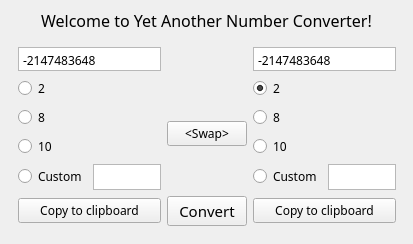
Qt form laba1/mainwindow.ui (k3rnel1x/qt_op_labs_bmstu) before a commit.
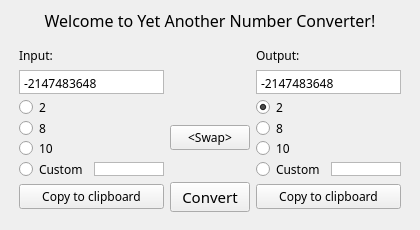
The same form after that commit.

Commit message: start doing error system

What changed in the file:
```diff
--- a/laba1/mainwindow.ui
+++ b/laba1/mainwindow.ui
@@ -6,14 +6,14 @@
    <rect>
     <x>0</x>
     <y>0</y>
-    <width>413</width>
-    <height>233</height>
+    <width>420</width>
+    <height>230</height>
    </rect>
   </property>
   <property name="minimumSize">
    <size>
-    <width>350</width>
-    <height>0</height>
+    <width>420</width>
+    <height>230</height>
    </size>
   </property>
   <property name="windowTitle">
@@ -69,7 +69,20 @@
     <item row="2" column="2">
      <widget class="QWidget" name="gridWidget" native="true">
       <layout class="QGridLayout" name="gridLayout">
-       <item row="0" column="0">
+       <item row="3" column="2">
+        <widget class="QPushButton" name="CopyToClipboardRightButton">
+         <property name="font">
+          <font>
+           <family>Terminus</family>
+           <pointsize>9</pointsize>
+          </font>
+         </property>
+         <property name="text">
+          <string>Copy to clipboard</string>
+         </property>
+        </widget>
+       </item>
+       <item row="1" column="0">
         <widget class="QTextEdit" name="inputNumberTextField">
          <property name="maximumSize">
           <size>
@@ -103,45 +116,37 @@
          </property>
         </widget>
        </item>
-       <item row="0" column="2">
-        <widget class="QTextEdit" name="outputNumberTextField">
-         <property name="maximumSize">
-          <size>
-           <width>150</width>
-           <height>24</height>
-          </size>
-         </property>
+       <item row="3" column="1">
+        <widget class="QPushButton" name="convertButton">
          <property name="font">
           <font>
            <family>Terminus</family>
-           <bold>false</bold>
+           <pointsize>11</pointsize>
           </font>
          </property>
-         <property name="cursor" stdset="0">
-          <cursorShape>IBeamCursor</cursorShape>
+         <property name="text">
+          <string>Convert</string>
          </property>
-         <property name="verticalScrollBarPolicy">
-          <enum>Qt::ScrollBarPolicy::ScrollBarAlwaysOff</enum>
-         </property>
-         <property name="horizontalScrollBarPolicy">
-          <enum>Qt::ScrollBarPolicy::ScrollBarAlwaysOff</enum>
-         </property>
-         <property name="readOnly">
-          <bool>true</bool>
-         </property>
-         <property name="html">
-          <string>&lt;!DOCTYPE HTML PUBLIC &quot;-//W3C//DTD HTML 4.0//EN&quot; &quot;http://www.w3.org/TR/REC-html40/strict.dtd&quot;&gt;
-&lt;html&gt;&lt;head&gt;&lt;meta name=&quot;qrichtext&quot; content=&quot;1&quot; /&gt;&lt;meta charset=&quot;utf-8&quot; /&gt;&lt;style type=&quot;text/css&quot;&gt;
-p, li { white-space: pre-wrap; }
-hr { height: 1px; border-width: 0; }
-li.unchecked::marker { content: &quot;\2610&quot;; }
-li.checked::marker { content: &quot;\2612&quot;; }
-&lt;/style&gt;&lt;/head&gt;&lt;body style=&quot; font-family:'Terminus'; font-size:9pt; font-weight:400; font-style:normal;&quot;&gt;
-&lt;p style=&quot; margin-top:0px; margin-bottom:0px; margin-left:0px; margin-right:0px; -qt-block-indent:0; text-indent:0px;&quot;&gt;&lt;span style=&quot; font-family:'Sans Serif';&quot;&gt;-2147483648&lt;/span&gt;&lt;/p&gt;&lt;/body&gt;&lt;/html&gt;</string>
-         </property>
-        </widget>
-       </item>
-       <item row="1" column="0">
+        </widget>
+       </item>
+       <item row="2" column="1">
+        <layout class="QHBoxLayout" name="horizontalLayout_3">
+         <item>
+          <widget class="QPushButton" name="swapNumSystemButton">
+           <property name="font">
+            <font>
+             <family>Terminus</family>
+             <pointsize>9</pointsize>
+            </font>
+           </property>
+           <property name="text">
+            <string>&lt;Swap&gt;</string>
+           </property>
+          </widget>
+         </item>
+        </layout>
+       </item>
+       <item row="2" column="0">
         <layout class="QGridLayout" name="gridLayout_3">
          <item row="2" column="0">
           <widget class="QRadioButton" name="radioButtonTenInput">
@@ -234,24 +239,7 @@
          </item>
         </layout>
        </item>
-       <item row="1" column="1">
-        <layout class="QHBoxLayout" name="horizontalLayout_3">
-         <item>
-          <widget class="QPushButton" name="swapNumSystemButton">
-           <property name="font">
-            <font>
-             <family>Terminus</family>
-             <pointsize>9</pointsize>
-            </font>
-           </property>
-           <property name="text">
-            <string>&lt;Swap&gt;</string>
-           </property>
-          </widget>
-         </item>
-        </layout>
-       </item>
-       <item row="1" column="2">
+       <item row="2" column="2">
         <layout class="QGridLayout" name="gridLayout_7">
          <item row="1" column="0">
           <widget class="QRadioButton" name="radioButtonEightOutput">
@@ -344,7 +332,7 @@
          </item>
         </layout>
        </item>
-       <item row="2" column="0">
+       <item row="3" column="0">
         <widget class="QPushButton" name="CopyToClipboardLeftButton">
          <property name="font">
           <font>
@@ -357,29 +345,68 @@
          </property>
         </widget>
        </item>
-       <item row="2" column="1">
-        <widget class="QPushButton" name="convertButton">
+       <item row="1" column="2">
+        <widget class="QTextEdit" name="outputNumberTextField">
+         <property name="maximumSize">
+          <size>
+           <width>150</width>
+           <height>24</height>
+          </size>
+         </property>
          <property name="font">
           <font>
            <family>Terminus</family>
-           <pointsize>11</pointsize>
+           <bold>false</bold>
           </font>
          </property>
+         <property name="cursor" stdset="0">
+          <cursorShape>IBeamCursor</cursorShape>
+         </property>
+         <property name="verticalScrollBarPolicy">
+          <enum>Qt::ScrollBarPolicy::ScrollBarAlwaysOff</enum>
+         </property>
+         <property name="horizontalScrollBarPolicy">
+          <enum>Qt::ScrollBarPolicy::ScrollBarAlwaysOff</enum>
+         </property>
+         <property name="readOnly">
+          <bool>true</bool>
+         </property>
+         <property name="html">
+          <string>&lt;!DOCTYPE HTML PUBLIC &quot;-//W3C//DTD HTML 4.0//EN&quot; &quot;http://www.w3.org/TR/REC-html40/strict.dtd&quot;&gt;
+&lt;html&gt;&lt;head&gt;&lt;meta name=&quot;qrichtext&quot; content=&quot;1&quot; /&gt;&lt;meta charset=&quot;utf-8&quot; /&gt;&lt;style type=&quot;text/css&quot;&gt;
+p, li { white-space: pre-wrap; }
+hr { height: 1px; border-width: 0; }
+li.unchecked::marker { content: &quot;\2610&quot;; }
+li.checked::marker { content: &quot;\2612&quot;; }
+&lt;/style&gt;&lt;/head&gt;&lt;body style=&quot; font-family:'Terminus'; font-size:9pt; font-weight:400; font-style:normal;&quot;&gt;
+&lt;p style=&quot; margin-top:0px; margin-bottom:0px; margin-left:0px; margin-right:0px; -qt-block-indent:0; text-indent:0px;&quot;&gt;&lt;span style=&quot; font-family:'Sans Serif';&quot;&gt;-2147483648&lt;/span&gt;&lt;/p&gt;&lt;/body&gt;&lt;/html&gt;</string>
+         </property>
+         <property name="textInteractionFlags">
+          <set>Qt::TextInteractionFlag::TextSelectableByKeyboard|Qt::TextInteractionFlag::TextSelectableByMouse</set>
+         </property>
+        </widget>
+       </item>
+       <item row="0" column="0">
+        <widget class="QLabel" name="label">
+         <property name="font">
+          <font>
+           <family>Terminus</family>
+          </font>
+         </property>
          <property name="text">
-          <string>Convert</string>
+          <string>Input:</string>
          </property>
         </widget>
        </item>
-       <item row="2" column="2">
-        <widget class="QPushButton" name="CopyToClipboardRightButton">
+       <item row="0" column="2">
+        <widget class="QLabel" name="label_2">
          <property name="font">
           <font>
            <family>Terminus</family>
-           <pointsize>9</pointsize>
           </font>
          </property>
          <property name="text">
-          <string>Copy to clipboard</string>
+          <string>Output:</string>
          </property>
         </widget>
        </item>
```
The commit also changes 12 other files.
